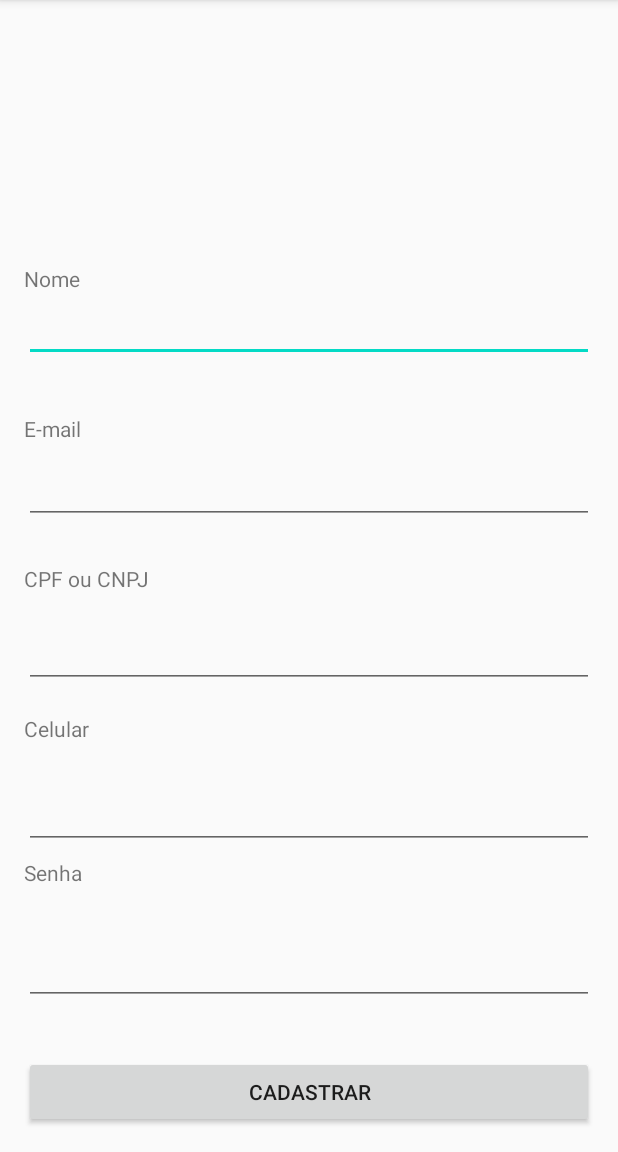
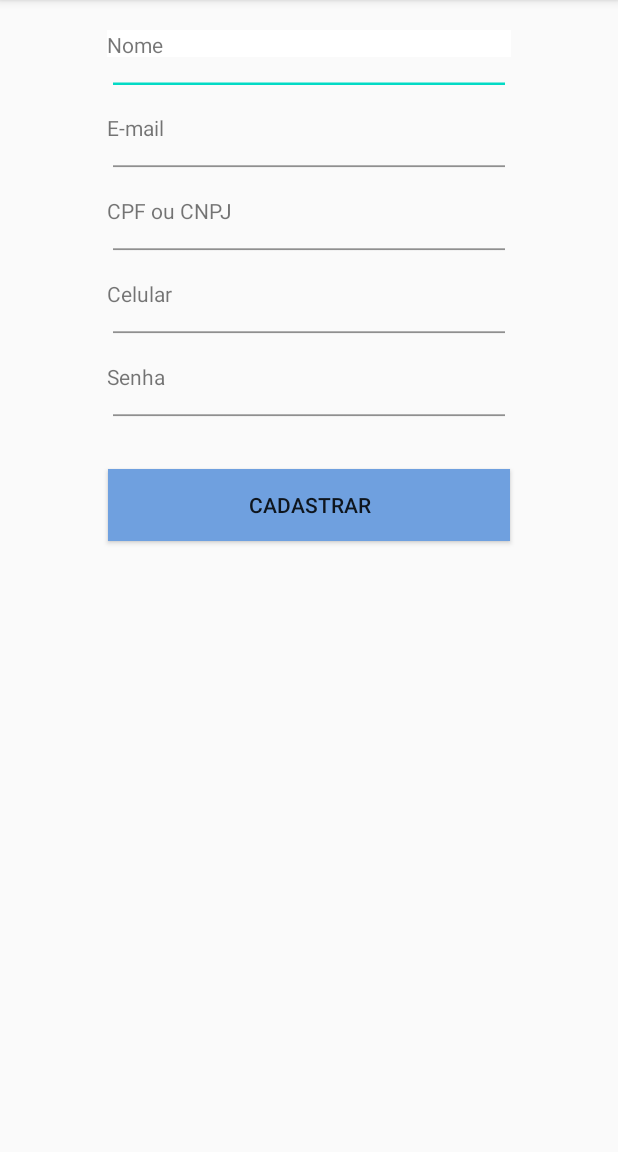
Before and after one commit to lauraol/LEDSolutions, an Android app: the screen it shows after launch (MainActivity), on a phone screen of 412 x 824 dp, the part 84-1236 px from its top. Run offline under Robolectric (Android 15) with nearby library versions, the phone set to English and light mode, and no system bars.

Commit message:
Alterações na tela de cadastro, alinhamento dos elementos

```diff
--- a/app/src/main/java/com/unip/ledsolutons/MainActivity.java
+++ b/app/src/main/java/com/unip/ledsolutons/MainActivity.java
@@ -1,7 +1,7 @@
+
 package com.unip.ledsolutons;
-
+import android.os.Bundle;
 import android.support.v7.app.AppCompatActivity;
-import android.os.Bundle;
 import android.view.View;
 import android.widget.EditText;
 import android.widget.Toast;
--- a/app/src/main/res/layout/activity_main.xml
+++ b/app/src/main/res/layout/activity_main.xml
@@ -6,186 +6,162 @@
     android:layout_height="match_parent"
     tools:context=".MainActivity">
 
-    <LinearLayout
-        android:layout_width="match_parent"
-        android:layout_height="match_parent"
-        android:orientation="vertical"
-        tools:layout_editor_absoluteX="6dp"
-        tools:layout_editor_absoluteY="29dp"></LinearLayout>
-
     <TextView
         android:id="@+id/register_name"
-        android:layout_width="0dp"
-        android:layout_height="wrap_content"
-        android:layout_marginStart="16dp"
-        android:layout_marginLeft="16dp"
-        android:layout_marginTop="176dp"
-        android:layout_marginEnd="16dp"
-        android:layout_marginRight="16dp"
+        android:layout_width="269dp"
+        android:layout_height="18dp"
+        android:layout_marginStart="42dp"
+        android:layout_marginLeft="42dp"
+        android:layout_marginTop="20dp"
+        android:layout_marginEnd="42dp"
+        android:layout_marginRight="42dp"
+        android:background="#FFFFFF"
         android:text="Nome"
         app:layout_constraintEnd_toEndOf="parent"
-        app:layout_constraintHorizontal_bias="0.0"
         app:layout_constraintStart_toStartOf="parent"
         app:layout_constraintTop_toTopOf="parent" />
 
-    <EditText
+        <EditText
         android:id="@+id/fieldName"
-        android:layout_width="0dp"
-        android:layout_height="wrap_content"
-        android:layout_marginStart="16dp"
-        android:layout_marginLeft="16dp"
-        android:layout_marginEnd="16dp"
-        android:layout_marginRight="16dp"
-        android:ems="10"
+        android:layout_width="269dp"
+        android:layout_height="20dp"
+        android:layout_marginStart="42dp"
+        android:layout_marginLeft="42dp"
+        android:layout_marginTop="5dp"
+        android:layout_marginEnd="42dp"
+        android:layout_marginRight="42dp"
+        android:drawablePadding="5dp"
         android:inputType="textPersonName"
-        app:layout_constraintBottom_toTopOf="@+id/buttonRegister"
         app:layout_constraintEnd_toEndOf="parent"
-        app:layout_constraintHorizontal_bias="0.0"
         app:layout_constraintStart_toStartOf="parent"
-        app:layout_constraintTop_toBottomOf="@+id/register_name"
-        app:layout_constraintVertical_bias="0.002" />
+        app:layout_constraintTop_toBottomOf="@+id/register_name" />
 
     <TextView
         android:id="@+id/register_email"
-        android:layout_width="0dp"
-        android:layout_height="wrap_content"
-        android:layout_marginStart="16dp"
-        android:layout_marginLeft="16dp"
-        android:layout_marginTop="276dp"
-        android:layout_marginEnd="16dp"
-        android:layout_marginRight="16dp"
+        android:layout_width="269dp"
+        android:layout_height="18dp"
+        android:layout_marginStart="42dp"
+        android:layout_marginLeft="42dp"
+        android:layout_marginTop="12dp"
+        android:layout_marginEnd="42dp"
+        android:layout_marginRight="42dp"
         android:text="E-mail"
         app:layout_constraintEnd_toEndOf="parent"
-        app:layout_constraintHorizontal_bias="0.0"
         app:layout_constraintStart_toStartOf="parent"
-        app:layout_constraintTop_toTopOf="parent" />
+        app:layout_constraintTop_toBottomOf="@+id/fieldName" />
 
     <EditText
         android:id="@+id/fieldEmail"
-        android:layout_width="0dp"
-        android:layout_height="wrap_content"
-        android:layout_marginStart="16dp"
-        android:layout_marginLeft="16dp"
-        android:layout_marginEnd="16dp"
-        android:layout_marginRight="16dp"
-        android:ems="10"
+        android:layout_width="269dp"
+        android:layout_height="20dp"
+        android:layout_marginStart="42dp"
+        android:layout_marginLeft="42dp"
+        android:layout_marginTop="5dp"
+        android:layout_marginEnd="42dp"
+        android:layout_marginRight="42dp"
         android:inputType="textPersonName"
-        app:layout_constraintBottom_toTopOf="@+id/buttonRegister"
         app:layout_constraintEnd_toEndOf="parent"
-        app:layout_constraintHorizontal_bias="0.0"
         app:layout_constraintStart_toStartOf="parent"
-        app:layout_constraintTop_toBottomOf="@+id/register_name"
-        app:layout_constraintVertical_bias="0.234" />
+        app:layout_constraintTop_toBottomOf="@+id/register_email" />
 
     <TextView
         android:id="@+id/register_CPF"
-        android:layout_width="0dp"
-        android:layout_height="wrap_content"
-        android:layout_marginStart="16dp"
-        android:layout_marginLeft="16dp"
-        android:layout_marginTop="376dp"
-        android:layout_marginEnd="16dp"
-        android:layout_marginRight="16dp"
+        android:layout_width="269dp"
+        android:layout_height="18dp"
+        android:layout_marginStart="42dp"
+        android:layout_marginLeft="42dp"
+        android:layout_marginTop="12dp"
+        android:layout_marginEnd="42dp"
+        android:layout_marginRight="42dp"
         android:text="CPF ou CNPJ"
         app:layout_constraintEnd_toEndOf="parent"
-        app:layout_constraintHorizontal_bias="0.0"
         app:layout_constraintStart_toStartOf="parent"
-        app:layout_constraintTop_toTopOf="parent" />
+        app:layout_constraintTop_toBottomOf="@+id/fieldEmail" />
 
     <EditText
         android:id="@+id/fieldCPF"
-        android:layout_width="0dp"
-        android:layout_height="wrap_content"
-        android:layout_marginStart="16dp"
-        android:layout_marginLeft="16dp"
-        android:layout_marginEnd="16dp"
-        android:layout_marginRight="16dp"
-        android:ems="10"
+        android:layout_width="269dp"
+        android:layout_height="20dp"
+        android:layout_marginStart="42dp"
+        android:layout_marginLeft="42dp"
+        android:layout_marginTop="5dp"
+        android:layout_marginEnd="42dp"
+        android:layout_marginRight="42dp"
         android:inputType="textPersonName"
-        app:layout_constraintBottom_toTopOf="@+id/buttonRegister"
         app:layout_constraintEnd_toEndOf="parent"
-        app:layout_constraintHorizontal_bias="0.0"
         app:layout_constraintStart_toStartOf="parent"
-        app:layout_constraintTop_toBottomOf="@+id/register_name"
-        app:layout_constraintVertical_bias="0.47" />
+        app:layout_constraintTop_toBottomOf="@+id/register_CPF" />
 
     <TextView
         android:id="@+id/register_phone"
-        android:layout_width="0dp"
-        android:layout_height="wrap_content"
-        android:layout_marginStart="16dp"
-        android:layout_marginLeft="16dp"
-        android:layout_marginTop="476dp"
-        android:layout_marginEnd="16dp"
-        android:layout_marginRight="16dp"
+        android:layout_width="269dp"
+        android:layout_height="18dp"
+        android:layout_marginStart="42dp"
+        android:layout_marginLeft="42dp"
+        android:layout_marginTop="12dp"
+        android:layout_marginEnd="42dp"
+        android:layout_marginRight="42dp"
         android:text="Celular"
         app:layout_constraintEnd_toEndOf="parent"
-        app:layout_constraintHorizontal_bias="0.0"
         app:layout_constraintStart_toStartOf="parent"
-        app:layout_constraintTop_toTopOf="parent" />
+        app:layout_constraintTop_toBottomOf="@+id/fieldCPF" />
 
     <EditText
         android:id="@+id/fieldPhone"
-        android:layout_width="0dp"
-        android:layout_height="wrap_content"
-        android:layout_marginStart="16dp"
-        android:layout_marginLeft="16dp"
-        android:layout_marginEnd="16dp"
-        android:layout_marginRight="16dp"
-        android:ems="10"
+        android:layout_width="269dp"
+        android:layout_height="20dp"
+        android:layout_marginStart="42dp"
+        android:layout_marginLeft="42dp"
+        android:layout_marginTop="5dp"
+        android:layout_marginEnd="42dp"
+        android:layout_marginRight="42dp"
         android:inputType="textPersonName"
-        app:layout_constraintBottom_toTopOf="@+id/buttonRegister"
         app:layout_constraintEnd_toEndOf="parent"
-        app:layout_constraintHorizontal_bias="0.0"
         app:layout_constraintStart_toStartOf="parent"
-        app:layout_constraintTop_toBottomOf="@+id/register_name"
-        app:layout_constraintVertical_bias="0.702" />
+        app:layout_constraintTop_toBottomOf="@+id/register_phone" />
 
     <TextView
         android:id="@+id/register_password"
-        android:layout_width="0dp"
-        android:layout_height="wrap_content"
-        android:layout_marginStart="16dp"
-        android:layout_marginLeft="16dp"
-        android:layout_marginTop="572dp"
-        android:layout_marginEnd="16dp"
-        android:layout_marginRight="16dp"
+        android:layout_width="269dp"
+        android:layout_height="18dp"
+        android:layout_marginStart="42dp"
+        android:layout_marginLeft="42dp"
+        android:layout_marginTop="12dp"
+        android:layout_marginEnd="42dp"
+        android:layout_marginRight="42dp"
         android:text="Senha"
         app:layout_constraintEnd_toEndOf="parent"
-        app:layout_constraintHorizontal_bias="0.0"
         app:layout_constraintStart_toStartOf="parent"
-        app:layout_constraintTop_toTopOf="parent" />
+        app:layout_constraintTop_toBottomOf="@+id/fieldPhone" />
 
     <EditText
         android:id="@+id/fieldPassword"
-        android:layout_width="0dp"
-        android:layout_height="wrap_content"
-        android:layout_marginStart="16dp"
-        android:layout_marginLeft="16dp"
-        android:layout_marginEnd="16dp"
-        android:layout_marginRight="16dp"
-        android:ems="10"
+        android:layout_width="269dp"
+        android:layout_height="20dp"
+        android:layout_marginStart="42dp"
+        android:layout_marginLeft="42dp"
+        android:layout_marginTop="5dp"
+        android:layout_marginEnd="42dp"
+        android:layout_marginRight="42dp"
         android:inputType="textPersonName"
-        app:layout_constraintBottom_toTopOf="@+id/buttonRegister"
         app:layout_constraintEnd_toEndOf="parent"
-        app:layout_constraintHorizontal_bias="0.0"
         app:layout_constraintStart_toStartOf="parent"
-        app:layout_constraintTop_toBottomOf="@+id/register_name"
-        app:layout_constraintVertical_bias="0.927" />
+        app:layout_constraintTop_toBottomOf="@+id/register_password" />
 
     <Button
         android:id="@+id/buttonRegister"
-        android:layout_width="0dp"
+        android:layout_width="268dp"
         android:layout_height="wrap_content"
-        android:layout_marginStart="16dp"
-        android:layout_marginLeft="16dp"
-        android:layout_marginEnd="16dp"
-        android:layout_marginRight="16dp"
-        android:layout_marginBottom="16dp"
+        android:layout_marginStart="42dp"
+        android:layout_marginLeft="42dp"
+        android:layout_marginTop="28dp"
+        android:layout_marginEnd="42dp"
+        android:layout_marginRight="42dp"
+        android:background="@color/azul"
         android:onClick="salvar"
         android:text="Cadastrar"
-        app:layout_constraintBottom_toBottomOf="parent"
         app:layout_constraintEnd_toEndOf="parent"
-        app:layout_constraintStart_toStartOf="parent" />
+        app:layout_constraintStart_toStartOf="parent"
+        app:layout_constraintTop_toBottomOf="@+id/fieldPassword" />
 
 </android.support.constraint.ConstraintLayout>
```
